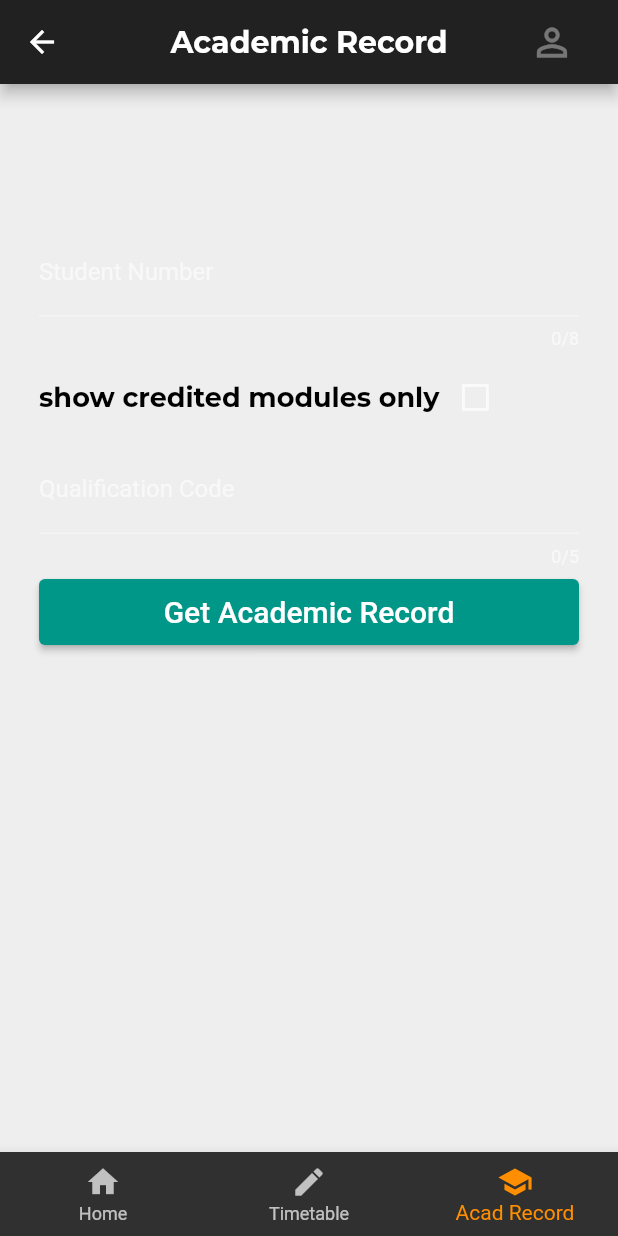
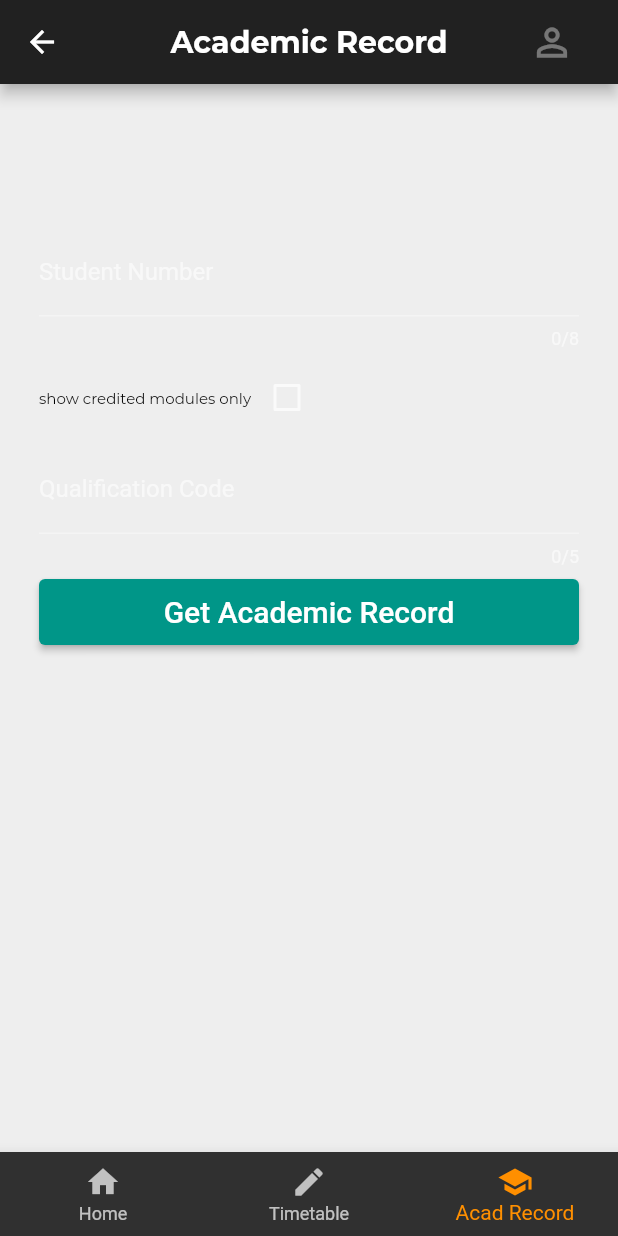
Before and after one commit to cati20/unisa-login, a Flutter app: the AcademicRecord screen opened directly, on a phone screen of 412 x 824 dp. Run offline on Flutter 3.47's test engine with Material 2 defaults, Android fonts, the phone set to English and light mode, and no system bars; our stand-ins replace firebase_auth, flutter_easyloading, font_awesome_flutter, google_sign_in, progress_indicators and 1 more; missing offline and left inert: custom_splash, dart:ffi, flutter_facebook_login; accounts and stored records are empty; key blocks and very long unbroken strings in the code were emptied for the run.

Commit message:
fixed a few minor problems

```diff
--- a/lib/app/sign_in/academic_record.dart
+++ b/lib/app/sign_in/academic_record.dart
@@ -192,8 +192,8 @@ class _AcademicRecordState extends State<AcademicRecord> {
                       'show credited modules only',
                       style: TextStyle(
                         fontFamily: 'Montserrat',
-                         fontSize: 18.0 ,
-                         fontWeight: FontWeight.w600,
+                         fontSize: 10.0 ,
+                         fontWeight: FontWeight.w400,
                          color: Colors.black
                          ),
                       textAlign: TextAlign.left,
--- a/lib/app/sign_in/student_info.dart
+++ b/lib/app/sign_in/student_info.dart
@@ -533,7 +533,7 @@ class _ProfileState extends State<Profile> {
                           Text(
                             'Home Language',
                             style: TextStyle(
-                              fontSize: 19.0,
+                              fontSize: 12.0,
                               fontFamily: 'Montserrat',
                               fontWeight: FontWeight.w600,
                               color: Colors.white,
@@ -545,7 +545,7 @@ class _ProfileState extends State<Profile> {
                           Text(
                             widget.homeLanguageDescription.toString(),
                             style: TextStyle(
-                                fontSize: 15.0,
+                                fontSize: 12.0,
                                 fontFamily: 'Montserrat',
                                 fontWeight: FontWeight.w600,
                                 color: Colors.white
--- a/lib/main.dart
+++ b/lib/main.dart
@@ -57,7 +57,7 @@ class _MyAppState extends State<MyApp> {
             GestureDetector(
                 child: Image.asset(
                 'images/Splash.gif',
-                height: 600 ,
+                height: 580 ,
                 fit: BoxFit.fill,
                 width:MediaQuery.of(context).size.width,
                 ),
```
Also changed, not shown: pubspec.yaml (+9 -3 lines), images/logo.jpg (deleted), images/logo.png, images/logo11.png (added), pubspec.lock, 10 other files.
